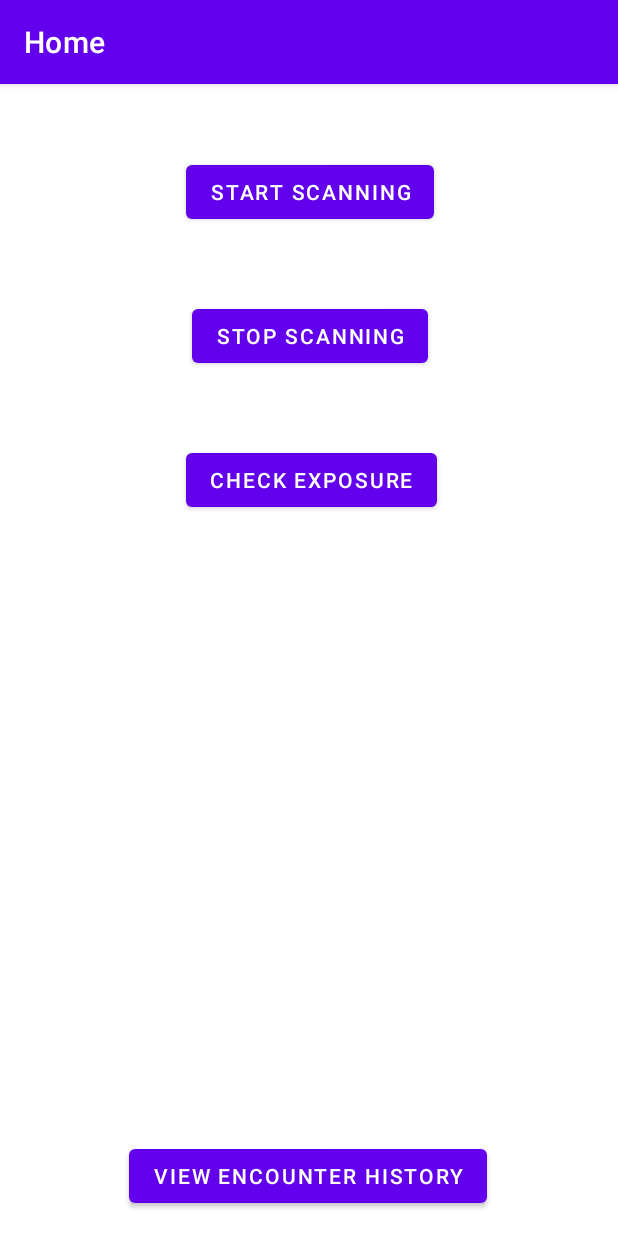
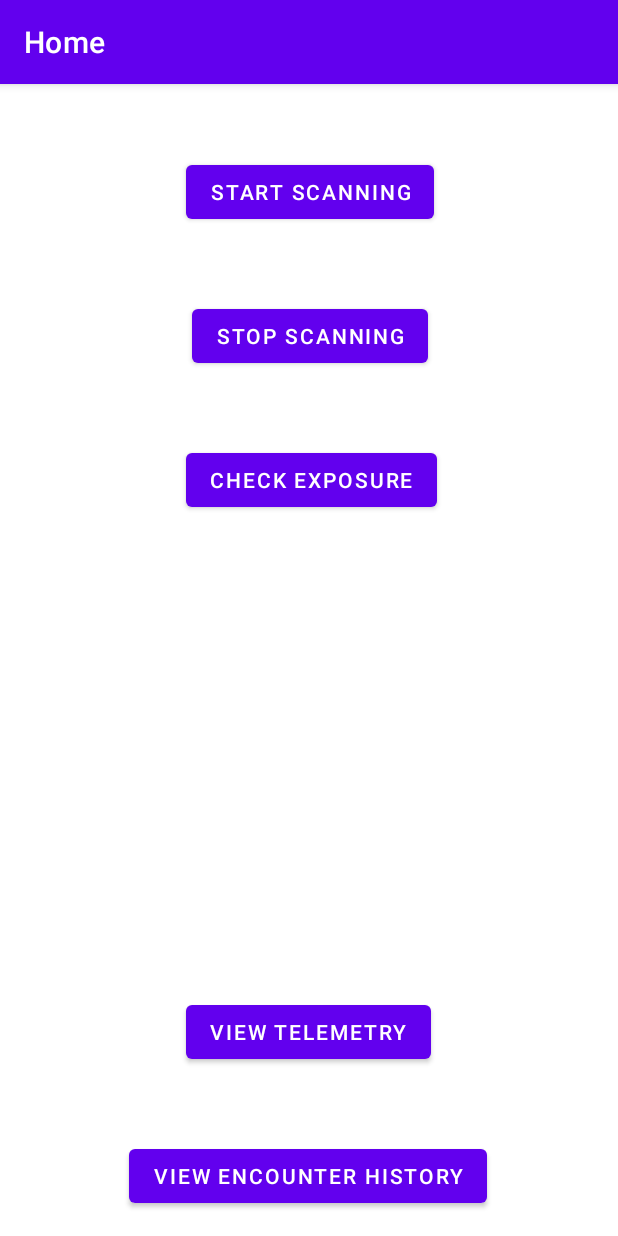
Before and after one commit to ubc-systopia/pancast-android, an Android app: the screen it shows after launch (MainActivity), after a tap on "START SCANNING", on a phone screen of 412 x 824 dp. Run offline under Robolectric (Android 15) with nearby library versions, the phone set to English and light mode, and no system bars; our stand-ins replace Room's generated code, navigation-ui.

Commit message:
adding more extensive telemetry support

```diff
--- a/app/src/main/java/com/pancast/dongle/fragments/home/BleScannerService.kt
+++ b/app/src/main/java/com/pancast/dongle/fragments/home/BleScannerService.kt
@@ -37,12 +37,12 @@ class BleScannerService: Service() {
     }
 
     companion object {
-        fun startService(ctx: Context) {
+        fun startScanningService(ctx: Context) {
             val startIntent = Intent(ctx, BleScannerService::class.java)
             ContextCompat.startForegroundService(ctx, startIntent)
         }
 
-        fun stopService(ctx: Context) {
+        fun stopScanningService(ctx: Context) {
             val startIntent = Intent(ctx, BleScannerService::class.java)
             ctx.stopService(startIntent)
         }
--- a/app/src/main/java/com/pancast/dongle/fragments/home/HomeFragment.kt
+++ b/app/src/main/java/com/pancast/dongle/fragments/home/HomeFragment.kt
@@ -1,32 +1,25 @@
 package com.pancast.dongle.fragments.home
 
-import android.content.Intent
 import android.content.pm.PackageManager
 import android.os.Bundle
 import android.os.Handler
-import android.os.Looper
-import android.os.Message
-import android.util.Log
 import androidx.fragment.app.Fragment
 import android.view.LayoutInflater
 import android.view.View
 import android.view.ViewGroup
 import android.widget.Button
-import android.widget.Toast
 import androidx.activity.result.ActivityResultLauncher
 import androidx.activity.result.contract.ActivityResultContracts
 import androidx.core.app.ActivityCompat
-import androidx.core.content.ContextCompat
 import androidx.lifecycle.ViewModelProvider
 import androidx.navigation.fragment.findNavController
 import com.pancast.dongle.R
 import com.pancast.dongle.cuckoo.CuckooFilter
 import com.pancast.dongle.data.EntryViewModel
 import com.pancast.dongle.decodeHex
-import com.pancast.dongle.fragments.home.BleScannerService.Companion.startService
-import com.pancast.dongle.fragments.home.BleScannerService.Companion.stopService
+import com.pancast.dongle.fragments.home.BleScannerService.Companion.startScanningService
+import com.pancast.dongle.fragments.home.BleScannerService.Companion.stopScanningService
 import com.pancast.dongle.requests.RequestsHandler
-import com.pancast.dongle.toHexString
 import com.pancast.dongle.utilities.showAlertDialog
 import kotlin.concurrent.thread
 
@@ -59,11 +52,16 @@ class HomeFragment : Fragment() {
             findNavController().navigate(R.id.action_homeFragment_to_storageFragment)
         }
 
+        val mTelemetryBtn: Button = view.findViewById(R.id.viewTelemetryBtn)
+        mTelemetryBtn.setOnClickListener {
+            findNavController().navigate(R.id.action_homeFragment_to_telemetryFragment)
+        }
+
         val mStartBtn: Button = view.findViewById(R.id.startBtn)
         mStartBtn.setOnClickListener {
             try {
-                permissionHandler()
-                startService(requireContext())
+                locationPermissionHandler()
+                startScanningService(requireContext())
             } catch (e: Exception) {
                 val msg = e.localizedMessage!!
                 showAlertDialog(requireContext(), "Error", msg)
@@ -73,7 +71,7 @@ class HomeFragment : Fragment() {
         val mStopBtn: Button = view.findViewById(R.id.stopBtn)
         mStopBtn.setOnClickListener {
             try {
-                stopService(requireContext())
+                stopScanningService(requireContext())
             } catch (e: Exception) {
                 val msg = e.localizedMessage!!
                 showAlertDialog(requireContext(), "Error", msg)
@@ -131,7 +129,7 @@ class HomeFragment : Fragment() {
         return view
     }
 
-    private fun permissionHandler() {
+    private fun locationPermissionHandler() {
         val hasFineLocationPermission = ActivityCompat.checkSelfPermission(requireContext(), android.Manifest.permission.ACCESS_FINE_LOCATION)
         val hasCoarseLocationPermission = ActivityCompat.checkSelfPermission(requireContext(), android.Manifest.permission.ACCESS_COARSE_LOCATION)
         if (hasFineLocationPermission == PackageManager.PERMISSION_DENIED && hasCoarseLocationPermission == PackageManager.PERMISSION_DENIED) {
--- a/app/src/main/java/com/pancast/dongle/requests/RequestsHandler.kt
+++ b/app/src/main/java/com/pancast/dongle/requests/RequestsHandler.kt
@@ -68,7 +68,6 @@ class RequestsHandler {
 
         for (i in data.indices) {
             val en: Entry = data[i]
-            Log.d("DEBUG", en.ephemeralID.decodeHex().size.toString())
             bld.append(
                 java.lang.String.format(
                     "{" +
--- a/app/src/main/res/layout/fragment_home.xml
+++ b/app/src/main/res/layout/fragment_home.xml
@@ -49,4 +49,15 @@
         app:layout_constraintHorizontal_bias="0.506"
         app:layout_constraintStart_toStartOf="parent"
         app:layout_constraintTop_toBottomOf="@+id/stopBtn" />
+
+    <Button
+        android:id="@+id/viewTelemetryBtn"
+        android:layout_width="wrap_content"
+        android:layout_height="wrap_content"
+        android:layout_marginBottom="48dp"
+        android:text="View Telemetry"
+        app:layout_constraintBottom_toTopOf="@+id/listBtn"
+        app:layout_constraintEnd_toEndOf="parent"
+        app:layout_constraintHorizontal_bias="0.498"
+        app:layout_constraintStart_toStartOf="parent" />
 </androidx.constraintlayout.widget.ConstraintLayout>
--- a/app/src/main/res/navigation/app_nav.xml
+++ b/app/src/main/res/navigation/app_nav.xml
@@ -25,6 +25,9 @@
         <action
             android:id="@+id/action_homeFragment_to_storageFragment"
             app:destination="@id/storageFragment" />
+        <action
+            android:id="@+id/action_homeFragment_to_telemetryFragment"
+            app:destination="@id/telemetryFragment" />
     </fragment>
     <fragment
         android:id="@+id/uploadFragment"
@@ -35,4 +38,13 @@
             android:id="@+id/action_uploadFragment_to_storageFragment"
             app:destination="@id/storageFragment" />
     </fragment>
+    <fragment
+        android:id="@+id/telemetryFragment"
+        android:name="com.pancast.dongle.fragments.telemetry.TelemetryFragment"
+        android:label="fragment_telemetry"
+        tools:layout="@layout/fragment_telemetry" >
+        <action
+            android:id="@+id/action_telemetryFragment_to_homeFragment"
+            app:destination="@id/homeFragment" />
+    </fragment>
 </navigation>
--- a/gradle.properties
+++ b/gradle.properties
@@ -15,5 +15,6 @@ org.gradle.jvmargs=-Xmx2048m -Dfile.encoding=UTF-8
 # Android operating system, and which are packaged with your app"s APK
 # https://developer.android.com/topic/libraries/support-library/androidx-rn
 android.useAndroidX=true
+android.enableJetifier=true
 # Kotlin code style for this project: "official" or "obsolete":
 kotlin.code.style=official
```
Also changed, not shown: app/build.gradle (+4 -3 lines), app/src/main/java/com/pancast/dongle/fragments/home/EntryHandler.kt (+21 -5 lines), app/src/main/java/com/pancast/dongle/fragments/home/Scanner.kt (+16 -15 lines), app/src/main/java/com/pancast/dongle/fragments/telemetry/PowerGraph.kt (added, +79 -0 lines), app/src/main/java/com/pancast/dongle/fragments/telemetry/TelemetryFragment.kt (added, +37 -0 lines), app/src/main/res/layout/fragment_telemetry.xml (added, +52 -0 lines).
